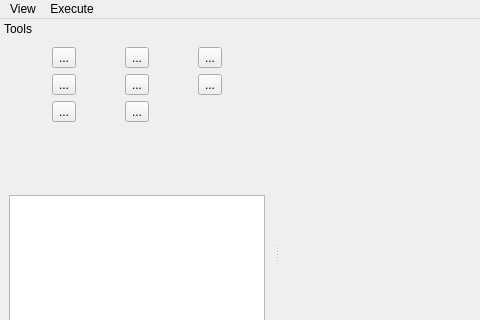
The window that trunk_PT/qt/interface/FotoTriForm.ui (e-foto/e-foto) describes before a commit, drawn with Qt 5; both pictures show x 0 to 480 and y 0 to 320 of the 1202 by 770 pixel window.
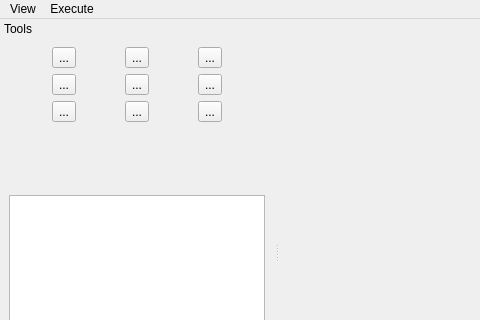
The same window after the commit. Icons and pictures are not drawn. Custom widgets are drawn as their Qt base class.

Commit message: Added a export to kml button in phototri interface

Patch:
```diff
--- a/trunk_PT/qt/interface/FotoTriForm.ui
+++ b/trunk_PT/qt/interface/FotoTriForm.ui
@@ -461,6 +461,30 @@
          </property>
         </widget>
        </item>
+       <item row="2" column="2">
+        <widget class="QToolButton" name="exportToKmlButton">
+         <property name="toolTip">
+          <string>&lt;!DOCTYPE HTML PUBLIC &quot;-//W3C//DTD HTML 4.0//EN&quot; &quot;http://www.w3.org/TR/REC-html40/strict.dtd&quot;&gt;
+&lt;html&gt;&lt;head&gt;&lt;meta name=&quot;qrichtext&quot; content=&quot;1&quot; /&gt;&lt;style type=&quot;text/css&quot;&gt;
+p, li { white-space: pre-wrap; }
+&lt;/style&gt;&lt;/head&gt;&lt;body style=&quot; font-family:'MS Shell Dlg 2'; font-size:8.25pt; font-weight:400; font-style:normal;&quot;&gt;
+&lt;p style=&quot; margin-top:0px; margin-bottom:0px; margin-left:0px; margin-right:0px; -qt-block-indent:0; text-indent:0px;&quot;&gt;&lt;span style=&quot; font-size:8pt; font-weight:600; color:#000000;&quot;&gt;Make a google Earthfile with marks and images limits&lt;/span&gt;&lt;/p&gt;&lt;/body&gt;&lt;/html&gt;</string>
+         </property>
+         <property name="text">
+          <string>...</string>
+         </property>
+         <property name="icon">
+          <iconset resource="../resource/resource.qrc">
+           <normaloff>:/icon/export.png</normaloff>:/icon/export.png</iconset>
+         </property>
+         <property name="iconSize">
+          <size>
+           <width>32</width>
+           <height>32</height>
+          </size>
+         </property>
+        </widget>
+       </item>
       </layout>
      </item>
      <item>
```
The commit also changes 12 other files.
